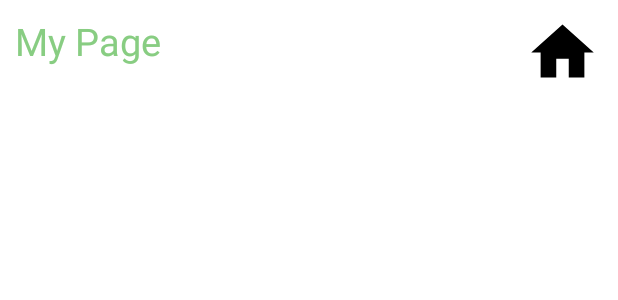
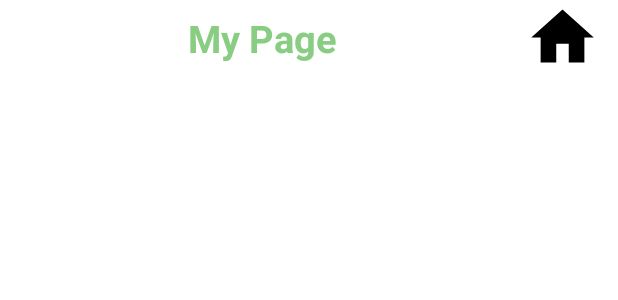
Before and after one commit to kimmatches/MyGreenPoint, an Android app: the layout activity_mypage.xml on its own in the app's theme, with its tools: preview values and no code run, on a phone screen of 412 x 824 dp. Shown: the top 300 px of the screen. Run offline under Robolectric (Android 15) with nearby library versions, the phone set to English and light mode, and no system bars.

Commit message:
UI 바꾸기

```diff
--- a/app/src/main/AndroidManifest.xml
+++ b/app/src/main/AndroidManifest.xml
@@ -32,6 +32,9 @@
         <activity
             android:name=".MainActivity2"
             android:exported="false" />
+        <activity
+            android:name=".Mypage"
+            android:exported="false" />
     </application>
 
 </manifest>
--- a/app/src/main/res/layout/activity_main.xml
+++ b/app/src/main/res/layout/activity_main.xml
@@ -28,11 +28,12 @@
                     android:id="@+id/textView"
                     android:layout_width="330dp"
                     android:layout_height="51dp"
-                    android:layout_marginLeft="10dp"
                     android:layout_marginRight="10dp"
                     android:text="세상을 바꾸다 그린 챌린지!"
+                    android:gravity="center"
                     android:textColor="#88CD82"
-                    android:textSize="25dp" />
+                    android:textSize="25dp"
+                    android:textStyle="bold"/>
 
                 <ImageButton
                     android:id="@+id/imageButton"
--- a/app/src/main/res/layout/activity_mypage.xml
+++ b/app/src/main/res/layout/activity_mypage.xml
@@ -9,14 +9,12 @@
     <LinearLayout
         android:layout_width="match_parent"
         android:layout_height="match_parent"
-        android:orientation="vertical"
-        android:layout_marginTop="10dp">
+        android:orientation="vertical">
 
         <LinearLayout
             android:layout_width="match_parent"
             android:layout_height="match_parent"
             android:layout_weight="1.0"
-            android:layout_marginBottom="20dp"
             android:orientation="horizontal">
 
             <TextView
@@ -25,9 +23,11 @@
                 android:layout_height="51dp"
                 android:layout_marginLeft="10dp"
                 android:layout_marginRight="10dp"
+                android:gravity="center"
                 android:text="My Page"
                 android:textColor="#88CD82"
-                android:textSize="25dp" />
+                android:textSize="25dp"
+                android:textStyle="bold" />
 
             <ImageButton
                 android:id="@+id/Home"
--- a/app/src/main/res/values/themes.xml
+++ b/app/src/main/res/values/themes.xml
@@ -1,6 +1,7 @@
 <resources xmlns:tools="http://schemas.android.com/tools">
     <!-- Base application theme. -->
     <style name="Theme.MyGreenC" parent="Theme.MaterialComponents.DayNight.DarkActionBar">
+        <item name="windowNoTitle">true</item>
         <!-- Primary brand color. -->
         <item name="colorPrimary">@color/purple_500</item>
         <item name="colorPrimaryVariant">@color/purple_700</item>
@@ -9,8 +10,6 @@
         <item name="colorSecondary">@color/teal_200</item>
         <item name="colorSecondaryVariant">@color/teal_700</item>
         <item name="colorOnSecondary">@color/black</item>
-        <!-- Status bar color. -->
-        <item name="android:statusBarColor">?attr/colorPrimaryVariant</item>
 
         <!-- Customize your theme here. -->
     </style>
```
